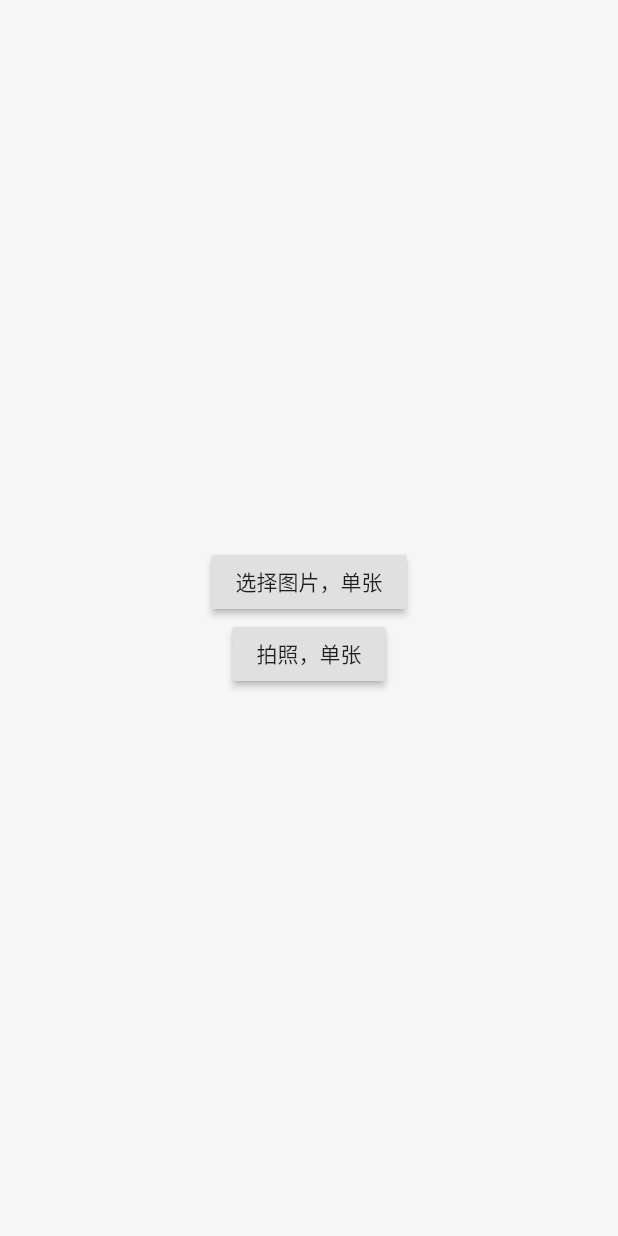
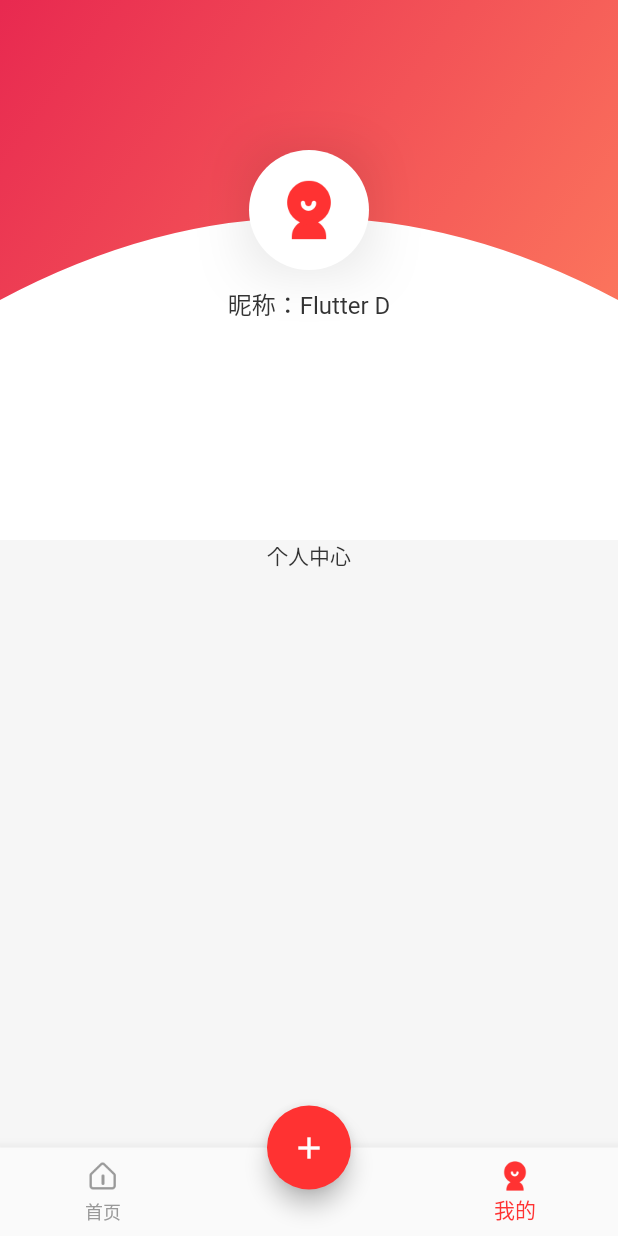
Before and after one commit to Youngto25/flutter-we-play, a Flutter app: the screen it shows after launch, on a phone screen of 412 x 824 dp. Run offline on Flutter 3.47's test engine with Material 2 defaults, Android fonts, the phone set to English and light mode, and no system bars; our stand-ins replace dio, event_bus, fluttertoast, image_picker, shared_preferences; missing offline and left inert: common_utils.

Commit message:
+ 页面

```diff
--- a/lib/main.dart
+++ b/lib/main.dart
@@ -26,7 +26,7 @@ class MyApp extends StatelessWidget {
   Widget build(BuildContext context) {
     // TODO: implement build
     return MaterialApp(
-      debugShowCheckedModeBanner: false, //去掉debug
+      debugShowCheckedModeBanner: true, //去掉debug
       theme: ThemeData(
           appBarTheme: AppBarTheme(
             elevation: 0.5,
@@ -40,11 +40,11 @@ class MyApp extends StatelessWidget {
             bodyText1:
                 TextStyle(color: Color.fromRGBO(51, 51, 51, 1), fontSize: 14),
             bodyText2: TextStyle(
-                color: Color.fromRGBO(255, 31, 57, 1),
-                fontSize: 14,
-                fontWeight: FontWeight.bold),
+              color: Color(0xff333333),
+              fontSize: 14,
+            ),
           )),
-      initialRoute: '/photo',
+      initialRoute: '/',
       onGenerateRoute: onGenerateRoute,
     );
   }
--- a/lib/pages/index/Index.dart
+++ b/lib/pages/index/Index.dart
@@ -12,7 +12,7 @@ class _IndexState extends State<Index> {
   @override
   Widget build(BuildContext context) {
     return Scaffold(
-      appBar: AppBarX(title: "你好啊", elevation: 0),
+      appBar: AppBarX(title: "欢迎来到—We Play", elevation: 0),
       body: Container(
           width: double.infinity,
           height: double.infinity,
--- a/lib/pages/tabs/Tabs.dart
+++ b/lib/pages/tabs/Tabs.dart
@@ -1,22 +1,22 @@
 import 'package:flutter/material.dart';
-import 'Setting.dart';
-import './Category.dart';
-import 'Home.dart';
+import 'package:flutter_app/pages/index/Index.dart';
+import 'package:flutter_app/pages/tabs/Setting.dart';
+import 'package:flutter_app/pages/user/User.dart';
 
 class Tabs extends StatefulWidget {
   final index;
-  Tabs({Key key,this.index = 0}) : super(key: key);
+  Tabs({Key key, this.index = 2}) : super(key: key);
 
   @override
   _TabsState createState() => _TabsState(this.index);
 }
 
 class _TabsState extends State<Tabs> {
-  int _currentIndex = 0;
+  int _currentIndex = 2;
 
   PageController _pageController;
 
-  _TabsState(index){
+  _TabsState(index) {
     this._currentIndex = index;
   }
 
@@ -25,18 +25,31 @@ class _TabsState extends State<Tabs> {
     this._pageController = PageController(initialPage: this._currentIndex);
   }
 
-  List<Widget> _pageList = [Home(),Category(),Setting(),Setting()];
+  List<Widget> _pageList = [Index(), Setting(), User()];
   @override
   Widget build(BuildContext context) {
     return Scaffold(
-        floatingActionButton: FloatingActionButton(child: Icon(Icons.add),onPressed: (){print('click');},),
+      floatingActionButton: FloatingActionButton(
+        child: Icon(Icons.add),
+        backgroundColor: Color.fromRGBO(255, 50, 50, 1),
+        onPressed: () {
+          print('click');
+          Navigator.of(context).pushNamed("/photo");
+        },
+      ),
+        floatingActionButtonLocation: FloatingActionButtonLocation.centerDocked,
+      // persistentFooterButtons: [Text('niaho'),Text('niaho')],
       body: PageView(
+        physics: NeverScrollableScrollPhysics(),
         controller: this._pageController,
         children: this._pageList,
       ),
       bottomNavigationBar: BottomNavigationBar(
         currentIndex: this._currentIndex,
-          onTap: (int index){
+        onTap: (int index) {
+          if(index == 1){
+            return;
+          }
           setState(() {
             this._currentIndex = index;
             this._pageController.jumpToPage(this._currentIndex);
@@ -48,25 +61,23 @@ class _TabsState extends State<Tabs> {
         type: BottomNavigationBarType.fixed, //配置底部tabs可以有多个按钮
         items: [
           BottomNavigationBarItem(
-              icon: Image.asset('images/bar_home_normal.png',width: 24,height: 24),
-              activeIcon: Image.asset('images/bar_home_click.png',width: 24,height: 24),
-              title: Text('首页',style: TextStyle(fontSize: 12))
-            ),
+              icon: Image.asset('images/bar_home_normal.png',
+                  width: 24, height: 24),
+              activeIcon: Image.asset('images/bar_home_click.png',
+                  width: 24, height: 24),
+              title: Text('首页', style: TextStyle(fontSize: 12))),
           BottomNavigationBarItem(
-              icon: Image.asset('images/bar_pintuan_normal.png',width: 24,height: 24),
-              activeIcon: Image.asset('images/bar_pintuan_click.png',width: 24,height: 24),
-              title: Text('拼团',style: TextStyle(fontSize: 12))
-            ),
+              icon: Image.asset('images/bar_home_normal.png',
+                  width: 1, height: 1),
+              activeIcon: Image.asset('images/bar_home_click.png',
+                  width: 1, height: 1),
+              title: Text('', style: TextStyle(fontSize: 12))),
           BottomNavigationBarItem(
-              icon: Image.asset('images/bar_task_normal.png',width: 24,height: 24),
-              activeIcon: Image.asset('images/bar_task_click.png',width: 24,height: 24),
-              title: Text('活动',style: TextStyle(fontSize: 12))
-            ),
-            BottomNavigationBarItem(
-              icon: Image.asset('images/bar_user_normal.png',width: 24,height: 24),
-              activeIcon: Image.asset('images/bar_user_click.png',width: 24,height: 24),
-              title: Text('个人中心',style: TextStyle(fontSize: 12))
-            ),
+              icon: Image.asset('images/bar_user_normal.png',
+                  width: 24, height: 24),
+              activeIcon: Image.asset('images/bar_user_click.png',
+                  width: 24, height: 24),
+              title: Text('我的', style: TextStyle(fontSize: 12))),
         ],
       ),
     );
--- /dev/null
+++ b/lib/pages/user/User.dart
@@ -0,0 +1,119 @@
+import 'package:flutter/material.dart';
+import 'package:flutter_app/components/AppBarX.dart';
+
+class User extends StatefulWidget {
+  User({Key key}) : super(key: key);
+
+  @override
+  _UserState createState() => _UserState();
+}
+
+class _UserState extends State<User> {
+  @override
+  Widget build(BuildContext context) {
+    final size = MediaQuery.of(context).size;
+    return Scaffold(
+        // appBar: AppBarX(
+        //   title: "个人中心",
+        //
+        // ),
+        body: Container(
+            width: double.infinity,
+            height: double.infinity,
+            child: Column(
+              children: [
+                Stack(
+                  alignment: Alignment.center,
+                  children: [
+                    Container(
+                        alignment: Alignment.topCenter,
+                        width: double.infinity,
+                        height: 360,
+                        color: Colors.white,
+                        child: ClipPath(
+                            clipper: MyClipper(),
+                            child: Container(
+                              width: double.infinity,
+                              height: 300.0,
+                              decoration: BoxDecoration(
+                                  gradient: LinearGradient(
+                                      begin: Alignment.topLeft,
+                                      end: Alignment.bottomRight,
+                                      colors: [
+                                    Color(0xffE82950),
+                                    Color(0xffFE7E5E)
+                                  ])),
+                            ))),
+                    Positioned(
+                        top: 100.0,
+                        child: Column(
+                          children: [
+                            Container(
+                                decoration: BoxDecoration(boxShadow: [
+                                  BoxShadow(
+                                      // spreadRadius: 10.0,
+                                      blurRadius: 30.0,
+                                      color: Colors.black.withOpacity(0.1))
+                                ]),
+                                child: ClipRRect(
+                                    borderRadius: BorderRadius.circular(40),
+                                    child: Container(
+                                      decoration: BoxDecoration(
+                                        color: Colors.white,
+                                      ),
+                                      child: Image.asset(
+                                        'images/bar_user_click.png',
+                                        width: 80.0,
+                                        height: 80.0,
+                                      ),
+                                    ))),
+                            SizedBox(
+                              height: 10,
+                            ),
+                            Text('昵称：Flutter D',
+                                style: TextStyle(fontSize: 16.0))
+                          ],
+                        )),
+                    Positioned(
+                        bottom: 0,
+                        child: Column(
+                          children: [
+                            Container(
+                              width: size.width,
+                              height: 150,
+                              // color: Colors.green,
+                            )
+                          ],
+                        ))
+                  ],
+                ),
+                Expanded(
+                    flex: 1,
+                    child: ListView(
+                      children: [Center(child: Text("个人中心"))],
+                    ))
+              ],
+            )));
+  }
+}
+
+class MyClipper extends CustomClipper<Path> {
+  @override
+  Path getClip(Size size) {
+    var path = Path();
+    path.moveTo(0.0, 200);
+    path.quadraticBezierTo(
+        size.width / 2, size.height * 0.3, size.width, size.height - 100);
+    path.lineTo(size.width, 0.0);
+    path.lineTo(0.0, 0.0);
+
+    path.close();
+
+    return path;
+  }
+
+  @override
+  bool shouldReclip(CustomClipper<Path> oldClipper) {
+    return false;
+  }
+}
--- a/lib/routes/Routes.dart
+++ b/lib/routes/Routes.dart
@@ -9,7 +9,7 @@ import '../pages/tabs/Tabs.dart';
 import '../pages/user/Login.dart';
 
 final routes = {
-  '/': (context) => Home(),
+  '/': (context) => Tabs(),
   '/index': (context) => Index(),
   '/form': (context, {arguments}) => FormPage(arguments: arguments),
   '/search': (context, {arguments}) => Search(arguments: arguments),
```
Also changed, not shown: lib/pages/photoGet/PhotoGet.dart (+58 -0 lines), 7 other files. Lines whose indentation alone changed are shown as unchanged.
